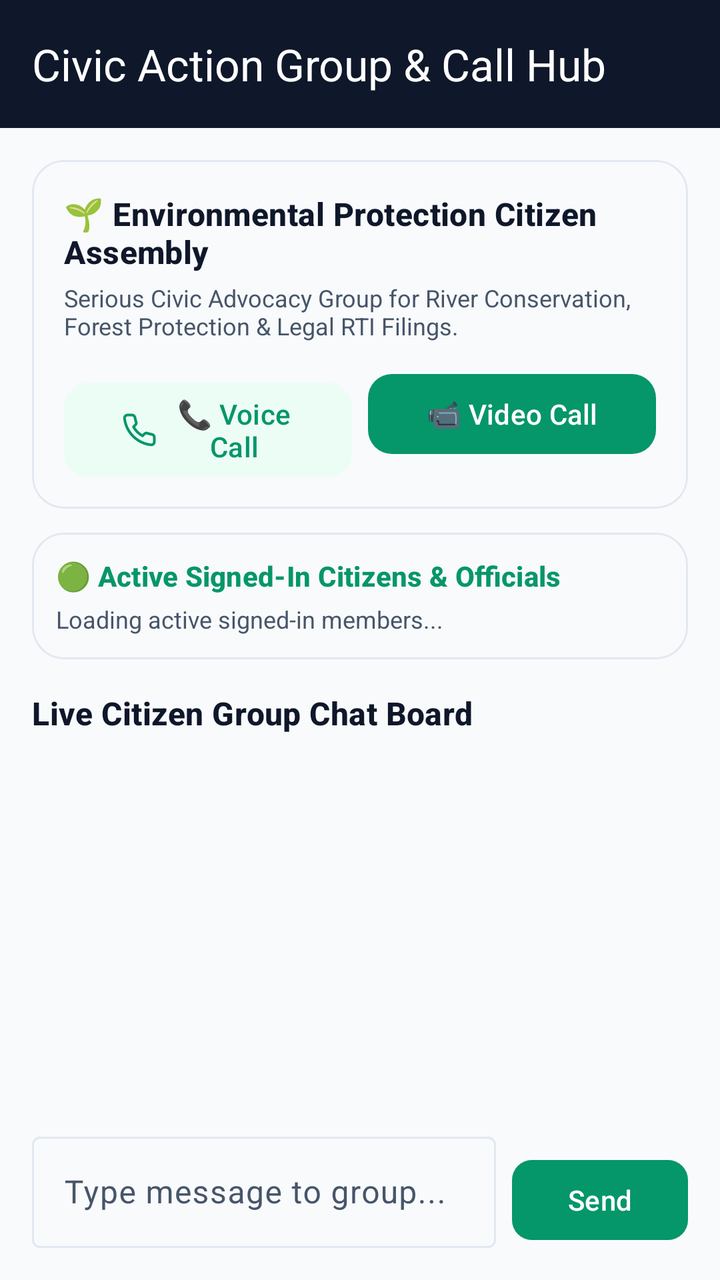
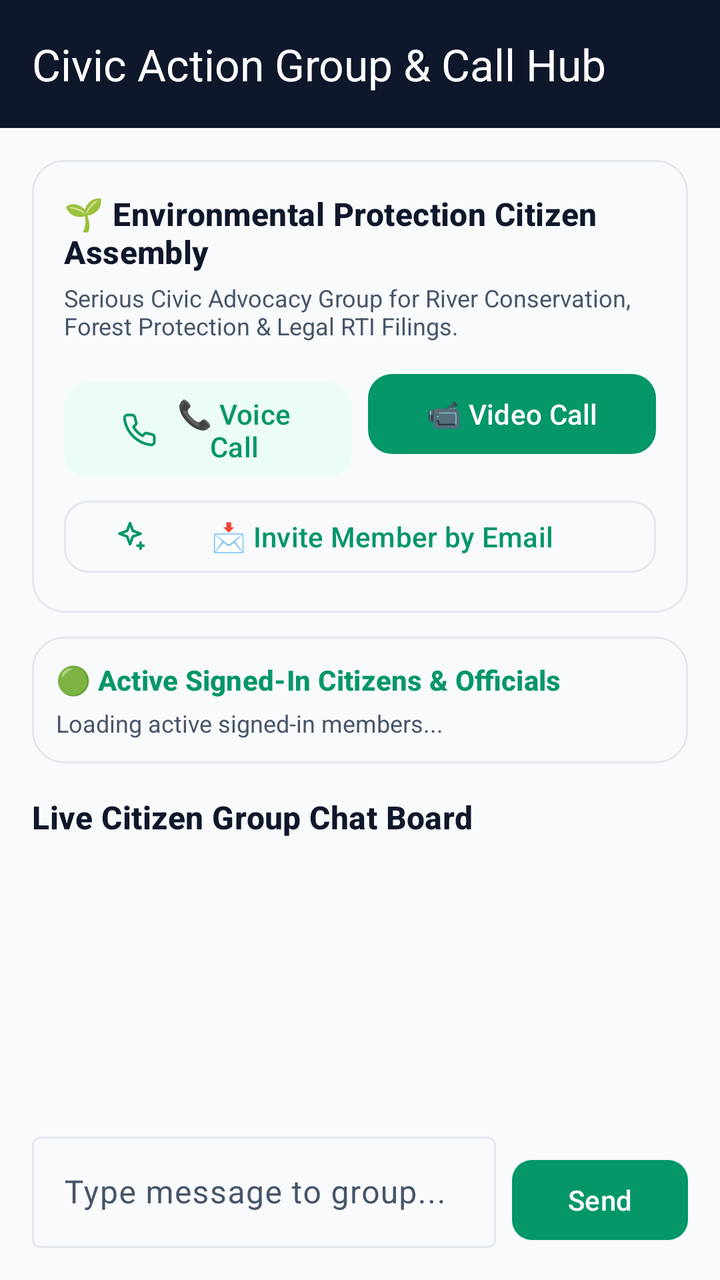

The first picture is an Android layout as it rendered before a commit; the second is the same layout after the commit. The layout source and the unified diff follow.
<!-- AndroidManifest.xml: application theme Theme.CivicLens -->
<!-- res/layout/activity_civic_group.xml -->
<?xml version="1.0" encoding="utf-8"?>
<LinearLayout xmlns:android="http://schemas.android.com/apk/res/android"
    xmlns:app="http://schemas.android.com/apk/res-auto"
    android:layout_width="match_parent"
    android:layout_height="match_parent"
    android:background="@color/surface"
    android:orientation="vertical">

    <com.google.android.material.appbar.MaterialToolbar
        android:id="@+id/toolbar"
        android:layout_width="match_parent"
        android:layout_height="?attr/actionBarSize"
        android:background="@color/navy"
        app:navigationIconTint="@color/white"
        app:title="Civic Action Group &amp; Call Hub"
        app:titleTextColor="@color/white" />

    <LinearLayout
        android:layout_width="match_parent"
        android:layout_height="match_parent"
        android:orientation="vertical"
        android:padding="16dp">

        
        <com.google.android.material.card.MaterialCardView
            android:layout_width="match_parent"
            android:layout_height="wrap_content"
            app:cardCornerRadius="16dp"
            app:cardElevation="0dp"
            app:strokeColor="@color/stroke"
            app:strokeWidth="1dp">

            <LinearLayout
                android:layout_width="match_parent"
                android:layout_height="wrap_content"
                android:orientation="vertical"
                android:padding="16dp">

                <TextView
                    android:layout_width="wrap_content"
                    android:layout_height="wrap_content"
                    android:text="🌱 Environmental Protection Citizen Assembly"
                    android:textAppearance="@style/TextAppearance.Material3.TitleMedium"
                    android:textColor="@color/navy"
                    android:textStyle="bold" />

                <TextView
                    android:layout_width="match_parent"
                    android:layout_height="wrap_content"
                    android:layout_marginTop="4dp"
                    android:text="Serious Civic Advocacy Group for River Conservation, Forest Protection &amp; Legal RTI Filings."
                    android:textColor="@color/text_secondary"
                    android:textSize="12sp" />

                
                <LinearLayout
                    android:layout_width="match_parent"
                    android:layout_height="wrap_content"
                    android:layout_marginTop="12dp"
                    android:orientation="horizontal">

                    <com.google.android.material.button.MaterialButton
                        android:id="@+id/btnVoiceConference"
                        style="@style/Widget.Material3.Button.TonalButton"
                        android:layout_width="0dp"
                        android:layout_height="wrap_content"
                        android:layout_weight="1"
                        android:minHeight="48dp"
                        android:text="📞 Voice Call"
                        app:cornerRadius="12dp"
                        app:icon="@drawable/ic_call"
                        app:iconGravity="textStart" />

                    <com.google.android.material.button.MaterialButton
                        android:id="@+id/btnVideoConference"
                        android:layout_width="0dp"
                        android:layout_height="wrap_content"
                        android:layout_marginStart="8dp"
                        android:layout_weight="1"
                        android:minHeight="48dp"
                        android:text="📹 Video Call"
                        app:cornerRadius="12dp" />
                </LinearLayout>
            </LinearLayout>
        </com.google.android.material.card.MaterialCardView>

        
        <com.google.android.material.card.MaterialCardView
            android:layout_width="match_parent"
            android:layout_height="wrap_content"
            android:layout_marginTop="12dp"
            app:cardCornerRadius="16dp"
            app:cardElevation="0dp"
            app:strokeColor="@color/stroke"
            app:strokeWidth="1dp">

            <LinearLayout
                android:layout_width="match_parent"
                android:layout_height="wrap_content"
                android:orientation="vertical"
                android:padding="12dp">

                <TextView
                    android:id="@+id/activeMembersHeader"
                    android:layout_width="wrap_content"
                    android:layout_height="wrap_content"
                    android:text="🟢 Active Signed-In Citizens &amp; Officials"
                    android:textAppearance="@style/TextAppearance.Material3.TitleSmall"
                    android:textColor="@color/green"
                    android:textStyle="bold" />

                <TextView
                    android:id="@+id/activeMembersText"
                    android:layout_width="match_parent"
                    android:layout_height="wrap_content"
                    android:layout_marginTop="4dp"
                    android:text="Loading active signed-in members..."
                    android:textColor="@color/text_secondary"
                    android:textSize="12sp" />
            </LinearLayout>
        </com.google.android.material.card.MaterialCardView>

        
        <TextView
            android:layout_width="match_parent"
            android:layout_height="wrap_content"
            android:layout_marginTop="16dp"
            android:text="Live Citizen Group Chat Board"
            android:textAppearance="@style/TextAppearance.Material3.TitleMedium"
            android:textColor="@color/navy"
            android:textStyle="bold" />

        <androidx.recyclerview.widget.RecyclerView
            android:id="@+id/chatList"
            android:layout_width="match_parent"
            android:layout_height="0dp"
            android:layout_marginTop="8dp"
            android:layout_weight="1"
            android:clipToPadding="false" />

        <LinearLayout
            android:layout_width="match_parent"
            android:layout_height="wrap_content"
            android:layout_marginTop="8dp"
            android:orientation="horizontal">

            <com.google.android.material.textfield.TextInputLayout
                style="@style/Widget.Material3.TextInputLayout.OutlinedBox"
                android:layout_width="0dp"
                android:layout_height="wrap_content"
                android:layout_weight="1"
                android:hint="Type message to group...">

                <com.google.android.material.textfield.TextInputEditText
                    android:id="@+id/chatMessageInput"
                    android:layout_width="match_parent"
                    android:layout_height="wrap_content"
                    android:inputType="text" />
            </com.google.android.material.textfield.TextInputLayout>

            <com.google.android.material.button.MaterialButton
                android:id="@+id/btnSendMessage"
                android:layout_width="wrap_content"
                android:layout_height="wrap_content"
                android:layout_gravity="bottom"
                android:layout_marginStart="8dp"
                android:minHeight="48dp"
                android:text="Send"
                app:cornerRadius="10dp" />
        </LinearLayout>
    </LinearLayout>
</LinearLayout>
<!-- resources referenced by this layout -->
<resources>
  <color name="green">#059669</color>
  <color name="navy">#0F172A</color>
  <color name="stroke">#E2E8F0</color>
  <color name="surface">#F8FAFC</color>
  <color name="text_secondary">#475569</color>
  <color name="white">#FFFFFF</color>
  <!-- drawable ic_call (drawable) -->
  <?xml version="1.0" encoding="utf-8"?>
  <vector xmlns:android="http://schemas.android.com/apk/res/android"
      android:width="24dp"
      android:height="24dp"
      android:viewportWidth="24"
      android:viewportHeight="24">
      <path
          android:fillColor="#00000000"
          android:pathData="M22,16.92v3a2,2 0 0 1 -2.18,2 19.79,19.79 0 0 1 -8.63,-3.07 19.5,19.5 0 0 1 -6,-6 19.79,19.79 0 0 1 -3.07,-8.67A2,2 0 0 1 4.11,2h3a2,2 0 0 1 2,1.72 12.84,12.84 0 0 0 0.7,2.81 2,2 0 0 1 -0.45,2.11L8.09,9.91a16,16 0 0 0 6,6l1.27,-1.27a2,2 0 0 1 2.11,-0.45 12.84,12.84 0 0 0 2.81,0.7A2,2 0 0 1 22,16.92z"
          android:strokeColor="#FF000000"
          android:strokeWidth="1.8"
          android:strokeLineCap="round"
          android:strokeLineJoin="round" />
  </vector>
  <style name="Theme.CivicLens" parent="Theme.Material3.DayNight.NoActionBar">
          <item name="colorPrimary">@color/green</item>
          <item name="colorOnPrimary">@color/white</item>
          <item name="colorSecondary">@color/green</item>
          <item name="colorOnSecondary">@color/white</item>
          <item name="colorSecondaryContainer">@color/green_light</item>
          <item name="colorOnSecondaryContainer">@color/green</item>
          <item name="colorTertiary">@color/gold</item>
          <item name="colorSurface">@color/surface</item>
          <item name="colorOnSurface">@color/navy</item>
          <item name="colorOnSurfaceVariant">@color/text_secondary</item>
          <item name="colorOutline">@color/stroke</item>
          <item name="android:textColor">@color/navy</item>
          <item name="android:textColorPrimary">@color/navy</item>
          <item name="android:textColorSecondary">@color/text_secondary</item>
          <item name="android:textColorHint">@color/text_hint</item>
          <item name="android:editTextColor">@color/navy</item>
          <item name="android:windowBackground">@color/surface</item>
          <item name="android:statusBarColor">@color/navy_dark</item>
          <item name="android:navigationBarColor">@color/surface</item>
          <item name="android:windowLightStatusBar">false</item>
      </style>
  <color name="green_light">#ECFDF5</color>
  <color name="gold">#D97706</color>
  <color name="text_hint">#94A3B8</color>
  <color name="navy_dark">#020617</color>
</resources>

<!-- the commit's change to res/layout/activity_civic_group.xml (unified diff, before → after) -->
@@ -37,6 +37,7 @@
                 android:padding="16dp">
 
                 <TextView
+                    android:id="@+id/groupTitleText"
                     android:layout_width="wrap_content"
                     android:layout_height="wrap_content"
                     android:text="🌱 Environmental Protection Citizen Assembly"
@@ -81,6 +82,18 @@
                         android:text="📹 Video Call"
                         app:cornerRadius="12dp" />
                 </LinearLayout>
+
+                <com.google.android.material.button.MaterialButton
+                    android:id="@+id/btnInviteMember"
+                    style="@style/Widget.Material3.Button.OutlinedButton"
+                    android:layout_width="match_parent"
+                    android:layout_height="wrap_content"
+                    android:layout_marginTop="8dp"
+                    android:minHeight="44dp"
+                    android:text="📩 Invite Member by Email"
+                    app:cornerRadius="12dp"
+                    app:icon="@drawable/ic_sparkle"
+                    app:iconTint="@color/green" />
             </LinearLayout>
         </com.google.android.material.card.MaterialCardView>
 
<!-- resource entries referenced after the edit -->
@@ -16,6 +16,35 @@
       <path
           android:fillColor="#00000000"
           android:pathData="M22,16.92v3a2,2 0 0 1 -2.18,2 19.79,19.79 0 0 1 -8.63,-3.07 19.5,19.5 0 0 1 -6,-6 19.79,19.79 0 0 1 -3.07,-8.67A2,2 0 0 1 4.11,2h3a2,2 0 0 1 2,1.72 12.84,12.84 0 0 0 0.7,2.81 2,2 0 0 1 -0.45,2.11L8.09,9.91a16,16 0 0 0 6,6l1.27,-1.27a2,2 0 0 1 2.11,-0.45 12.84,12.84 0 0 0 2.81,0.7A2,2 0 0 1 22,16.92z"
+          android:strokeColor="#FF000000"
+          android:strokeWidth="1.8"
+          android:strokeLineCap="round"
+          android:strokeLineJoin="round" />
+  </vector>
+  <!-- drawable ic_sparkle (drawable) -->
+  <?xml version="1.0" encoding="utf-8"?>
+  <vector xmlns:android="http://schemas.android.com/apk/res/android"
+      android:width="24dp"
+      android:height="24dp"
+      android:viewportWidth="24"
+      android:viewportHeight="24">
+      <path
+          android:fillColor="#00000000"
+          android:pathData="M12,3l1.9,5.1L19,10l-5.1,1.9L12,17l-1.9,-5.1L5,10l5.1,-1.9z"
+          android:strokeColor="#FF000000"
+          android:strokeWidth="1.8"
+          android:strokeLineCap="round"
+          android:strokeLineJoin="round" />
+      <path
+          android:fillColor="#00000000"
+          android:pathData="M19,16v4"
+          android:strokeColor="#FF000000"
+          android:strokeWidth="1.8"
+          android:strokeLineCap="round"
+          android:strokeLineJoin="round" />
+      <path
+          android:fillColor="#00000000"
+          android:pathData="M17,18h4"
           android:strokeColor="#FF000000"
           android:strokeWidth="1.8"
           android:strokeLineCap="round"
